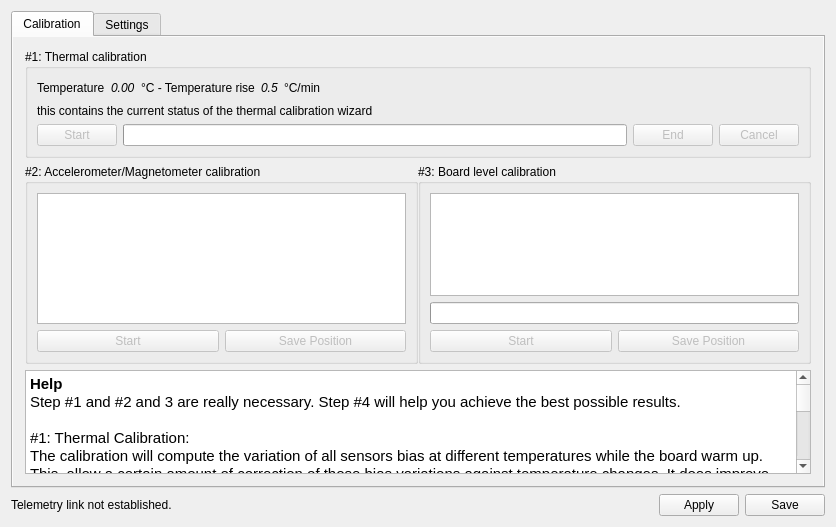
First picture: the form in ground/openpilotgcs/src/plugins/config/revosensors.ui, repository openpilot/OpenPilot, before the edit.
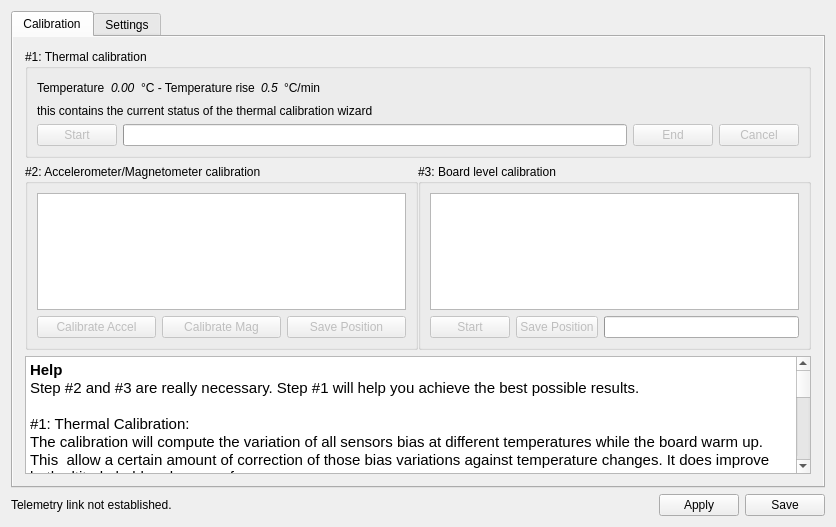
Second picture: the form after the edit. Icons and pictures are not drawn.

Commit message: OP-975 Add separate buttons for mag and accel calibration (UI changes)

The edit to the form file:
```diff
--- a/ground/openpilotgcs/src/plugins/config/revosensors.ui
+++ b/ground/openpilotgcs/src/plugins/config/revosensors.ui
@@ -69,8 +69,7 @@
            </property>
            <layout class="QVBoxLayout" name="verticalLayout_sixPointCalib">
             <item>
-             <widget class="QGraphicsView" name="sixPointsHelp">
-             </widget>
+             <widget class="QGraphicsView" name="sixPointsHelp"/>
             </item>
             <item>
              <layout class="QHBoxLayout" name="horizontalLayout_4">
@@ -83,7 +82,20 @@
                  <string>Launch a sensor range and bias calibration.</string>
                 </property>
                 <property name="text">
-                 <string>Start</string>
+                 <string>Calibrate Accel</string>
+                </property>
+               </widget>
+              </item>
+              <item>
+               <widget class="QPushButton" name="sixPointsStartMag">
+                <property name="enabled">
+                 <bool>false</bool>
+                </property>
+                <property name="toolTip">
+                 <string>Launch magnetometer range and bias calibration.</string>
+                </property>
+                <property name="text">
+                 <string>Calibrate Mag</string>
                 </property>
                </widget>
               </item>
@@ -255,7 +267,7 @@
            </layout>
           </widget>
          </item>
-         <item row="2" column="0" colspan="2">
+         <item row="3" column="0" colspan="2">
           <widget class="QTextEdit" name="sixPointCalibInstructions">
            <property name="toolTip">
             <string>Six Point Calibration instructions</string>
@@ -272,7 +284,7 @@
 &lt;tr&gt;
 &lt;td style=&quot;border: none;&quot;&gt;
 &lt;p style=&quot; margin-top:0px; margin-bottom:0px; margin-left:0px; margin-right:0px; -qt-block-indent:0; text-indent:0px;&quot;&gt;&lt;span style=&quot; font-family:'Ubuntu'; font-size:11pt; font-weight:600;&quot;&gt;Help&lt;/span&gt;&lt;/p&gt;
-&lt;p style=&quot; margin-top:0px; margin-bottom:0px; margin-left:0px; margin-right:0px; -qt-block-indent:0; text-indent:0px;&quot;&gt;&lt;span style=&quot; font-family:'Ubuntu'; font-size:11pt;&quot;&gt;Step #1 and #2 and 3 are really necessary. Step #4 will help you achieve the best possible results.&lt;/span&gt;&lt;/p&gt;
+&lt;p style=&quot; margin-top:0px; margin-bottom:0px; margin-left:0px; margin-right:0px; -qt-block-indent:0; text-indent:0px;&quot;&gt;&lt;span style=&quot; font-family:'Ubuntu'; font-size:11pt;&quot;&gt;Step #2 and #3 are really necessary. Step #1 will help you achieve the best possible results.&lt;/span&gt;&lt;/p&gt;
 &lt;p style=&quot;-qt-paragraph-type:empty; margin-top:0px; margin-bottom:0px; margin-left:0px; margin-right:0px; -qt-block-indent:0; text-indent:0px; font-family:'Ubuntu'; font-size:11pt;&quot;&gt;&lt;br /&gt;&lt;/p&gt;
 &lt;p style=&quot; margin-top:0px; margin-bottom:0px; margin-left:0px; margin-right:0px; -qt-block-indent:0; text-indent:0px;&quot;&gt;&lt;span style=&quot; font-family:'Ubuntu'; font-size:11pt;&quot;&gt;#1: Thermal Calibration:&lt;/span&gt;&lt;/p&gt;
 &lt;p style=&quot; margin-top:0px; margin-bottom:0px; margin-left:0px; margin-right:0px; -qt-block-indent:0; text-indent:0px;&quot;&gt;&lt;span style=&quot; font-family:'Ubuntu'; font-size:11pt;&quot;&gt;The calibration will compute the variation of all sensors bias at different temperatures while the board warm up.&lt;/span&gt;&lt;/p&gt;
@@ -280,7 +292,8 @@
 &lt;p style=&quot; margin-top:0px; margin-bottom:0px; margin-left:0px; margin-right:0px; -qt-block-indent:0; text-indent:0px;&quot;&gt;&lt;span style=&quot; font-family:'Ubuntu'; font-size:11pt;&quot;&gt;To perform this calibration leave the board to cool down at room temperature in the coldest places available. after 15-20 minutes attach the usb connector to the board and Click the Calibrate button leaving the board steady. Wait until completed&lt;/span&gt;&lt;/p&gt;
 &lt;p align=&quot;center&quot; style=&quot;-qt-paragraph-type:empty; margin-top:0px; margin-bottom:0px; margin-left:0px; margin-right:0px; -qt-block-indent:0; text-indent:0px; font-family:'Ubuntu'; font-size:11pt;&quot;&gt;&lt;br /&gt;&lt;/p&gt;
 &lt;p style=&quot; margin-top:0px; margin-bottom:0px; margin-left:0px; margin-right:0px; -qt-block-indent:0; text-indent:0px;&quot;&gt;&lt;span style=&quot; font-family:'Ubuntu'; font-size:11pt;&quot;&gt;#2: Multi-Point calibration:&lt;/span&gt;&lt;/p&gt;
-&lt;p style=&quot; margin-top:0px; margin-bottom:0px; margin-left:0px; margin-right:0px; -qt-block-indent:0; text-indent:0px;&quot;&gt;&lt;span style=&quot; font-family:'Ubuntu'; font-size:11pt;&quot;&gt;This calibration will compute the scale for all sensors on the INS. Press &amp;quot;Start&amp;quot; to begin calibration, and follow the instructions which will be displayed here.  Note that your HomeLocation must be set first, including the local magnetic field vector (Be) and acceleration due to gravity (g_e).&lt;/span&gt;&lt;/p&gt;
+&lt;p style=&quot; margin-top:0px; margin-bottom:0px; margin-left:0px; margin-right:0px; -qt-block-indent:0; text-indent:0px;&quot;&gt;&lt;span style=&quot; font-family:'Ubuntu'; font-size:11pt;&quot;&gt;This calibration will compute the scale for Magnetometer or Accelerometer sensors on the INS. Press &amp;quot;Calibrate Mag&amp;quot; or &amp;quot;Calibrate Accel&amp;quot; to begin calibration, and follow the instructions which will be displayed here.  Note that your HomeLocation must be set first, including the local magnetic field vector (Be) and acceleration due to gravity (g_e).&lt;/span&gt;&lt;/p&gt;
+&lt;p style=&quot; margin-top:0px; margin-bottom:0px; margin-left:0px; margin-right:0px; -qt-block-indent:0; text-indent:0px;&quot;&gt;&lt;span style=&quot; font-family:'Ubuntu'; font-size:11pt;&quot;&gt;For optimal calibration perform the Accel calibration with the board not mounted to the craft. in this way you can accurately level the board on your desk/table during the process. Magnetometer calibration need to be performed inside your plane/copter to account for metal/magnetic stuffs on board.&lt;/span&gt;&lt;/p&gt;
 &lt;p style=&quot;-qt-paragraph-type:empty; margin-top:0px; margin-bottom:0px; margin-left:0px; margin-right:0px; -qt-block-indent:0; text-indent:0px; font-family:'Ubuntu'; font-size:11pt;&quot;&gt;&lt;br /&gt;&lt;/p&gt;
 &lt;p style=&quot;-qt-paragraph-type:empty; margin-top:0px; margin-bottom:0px; margin-left:0px; margin-right:0px; -qt-block-indent:0; text-indent:0px;&quot;&gt;&lt;br /&gt;&lt;/p&gt;
 &lt;p style=&quot; margin-top:0px; margin-bottom:0px; margin-left:0px; margin-right:0px; -qt-block-indent:0; text-indent:0px;&quot;&gt;&lt;span style=&quot; font-family:'Ubuntu'; font-size:11pt;&quot;&gt;#3: Board level calibration:&lt;/span&gt;&lt;/p&gt;
@@ -294,19 +307,8 @@
             <string>#3: Board level calibration</string>
            </property>
            <layout class="QVBoxLayout" name="verticalLayout_5">
-           <item>
-             <widget class="QGraphicsView" name="levelingHelp">
-             </widget>
-            </item>
             <item>
-             <widget class="QProgressBar" name="accelBiasProgress">
-              <property name="value">
-               <number>0</number>
-              </property>
-              <property name="textVisible">
-               <bool>false</bool>
-              </property>
-             </widget>
+             <widget class="QGraphicsView" name="levelingHelp"/>
             </item>
             <item>
              <layout class="QHBoxLayout" name="horizontalLayout_3">
@@ -330,6 +332,16 @@
                 </property>
                </widget>
               </item>
+              <item>
+               <widget class="QProgressBar" name="accelBiasProgress">
+                <property name="value">
+                 <number>0</number>
+                </property>
+                <property name="textVisible">
+                 <bool>false</bool>
+                </property>
+               </widget>
+              </item>
              </layout>
             </item>
            </layout>
```
Left out of the diff: 8 changed lines with no effect on the pictures. The commit also changes 2 other files.
